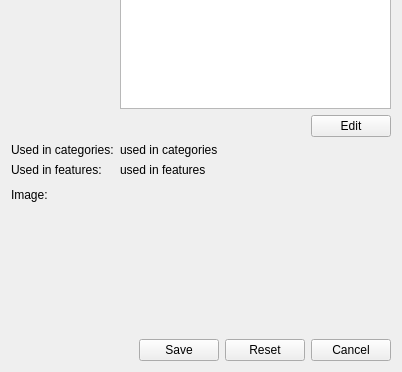
Old version of the form client/uiforms/picture_edit.ui in the repository Wolframe/configurator; both pictures show x 0 to 402 and y 224 to 596 of the 402 by 596 pixel window.
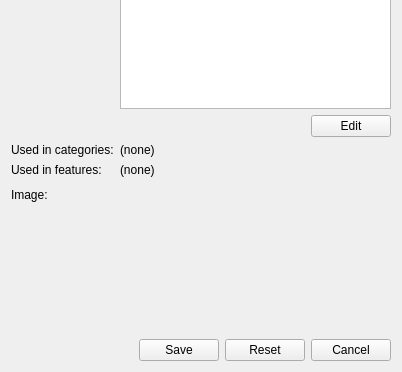
New version of the form. Icons and pictures are not drawn. Custom widgets are drawn as their Qt base class.

```diff
--- a/client/uiforms/picture_edit.ui
+++ b/client/uiforms/picture_edit.ui
@@ -218,14 +218,14 @@
    <item row="5" column="1">
     <widget class="QLabel" name="used_categories">
      <property name="text">
-      <string>used in categories</string>
+      <string>(none)</string>
      </property>
     </widget>
    </item>
    <item row="6" column="1">
     <widget class="QLabel" name="used_features">
      <property name="text">
-      <string>used in features</string>
+      <string>(none)</string>
      </property>
     </widget>
    </item>
```
